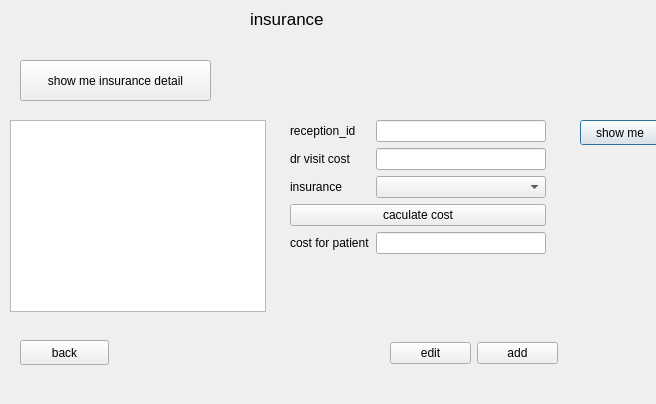
Qt form insurancedialog.ui (itsMahdi/clinic) before a commit.
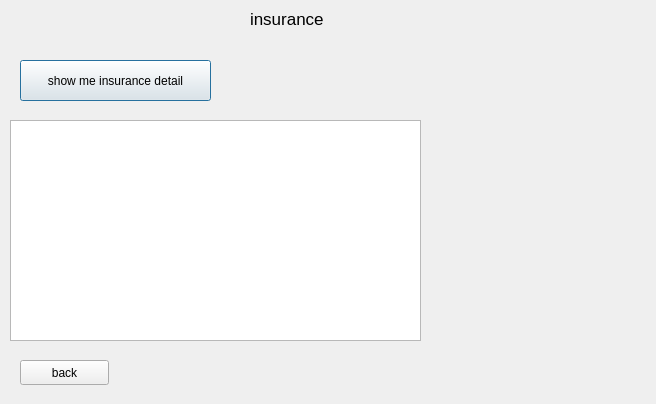
The same form after that commit.

Commit message: form for calculate cost in insurance part deleted

The edit to the form file:
```diff
--- a/insurancedialog.ui
+++ b/insurancedialog.ui
@@ -18,24 +18,11 @@
     <rect>
      <x>10</x>
      <y>120</y>
-     <width>256</width>
-     <height>192</height>
+     <width>411</width>
+     <height>221</height>
     </rect>
    </property>
   </widget>
-  <widget class="QPushButton" name="pushButton_show_insu_pt">
-   <property name="geometry">
-    <rect>
-     <x>580</x>
-     <y>120</y>
-     <width>80</width>
-     <height>25</height>
-    </rect>
-   </property>
-   <property name="text">
-    <string>show me</string>
-   </property>
-  </widget>
   <widget class="QPushButton" name="pushButton_insu_detail">
    <property name="geometry">
     <rect>
@@ -71,7 +58,7 @@
    <property name="geometry">
     <rect>
      <x>20</x>
-     <y>340</y>
+     <y>360</y>
      <width>89</width>
      <height>25</height>
     </rect>
@@ -80,91 +67,6 @@
     <string>back</string>
    </property>
   </widget>
-  <widget class="QWidget" name="layoutWidget">
-   <property name="geometry">
-    <rect>
-     <x>290</x>
-     <y>120</y>
-     <width>256</width>
-     <height>151</height>
-    </rect>
-   </property>
-   <layout class="QFormLayout" name="formLayout">
-    <item row="0" column="0">
-     <widget class="QLabel" name="label_insu_recp_id">
-      <property name="text">
-       <string>reception_id</string>
-      </property>
-     </widget>
-    </item>
-    <item row="0" column="1">
-     <widget class="QLineEdit" name="lineEdit_insu_recp_id"/>
-    </item>
-    <item row="1" column="0">
-     <widget class="QLabel" name="label_visit_cost">
-      <property name="text">
-       <string>dr visit cost</string>
-      </property>
-     </widget>
-    </item>
-    <item row="1" column="1">
-     <widget class="QLineEdit" name="lineEdit_visit_cost"/>
-    </item>
-    <item row="2" column="0">
-     <widget class="QLabel" name="label_insu">
-      <property name="text">
-       <string>insurance</string>
-      </property>
-     </widget>
-    </item>
-    <item row="2" column="1">
-     <widget class="QComboBox" name="comboBox_insu"/>
-    </item>
-    <item row="4" column="0">
-     <widget class="QLabel" name="label_cost_pt">
-      <property name="text">
-       <string>cost for patient</string>
-      </property>
-     </widget>
-    </item>
-    <item row="4" column="1">
-     <widget class="QLineEdit" name="lineEdit_cost_pt"/>
-    </item>
-    <item row="3" column="0" colspan="2">
-     <widget class="QPushButton" name="pushButton">
-      <property name="text">
-       <string>caculate cost</string>
-      </property>
-     </widget>
-    </item>
-   </layout>
-  </widget>
-  <widget class="QWidget" name="layoutWidget">
-   <property name="geometry">
-    <rect>
-     <x>390</x>
-     <y>340</y>
-     <width>168</width>
-     <height>27</height>
-    </rect>
-   </property>
-   <layout class="QHBoxLayout" name="horizontalLayout">
-    <item>
-     <widget class="QPushButton" name="pushButton_edit_insu">
-      <property name="text">
-       <string>edit</string>
-      </property>
-     </widget>
-    </item>
-    <item>
-     <widget class="QPushButton" name="pushButton_add_insu">
-      <property name="text">
-       <string>add</string>
-      </property>
-     </widget>
-    </item>
-   </layout>
-  </widget>
  </widget>
  <resources/>
  <connections/>
```
The commit also changes 2 other files.
